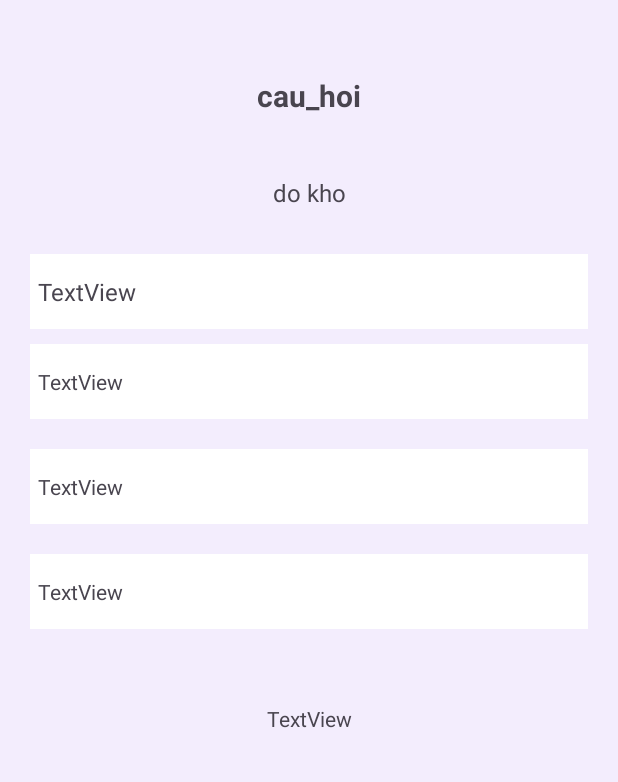
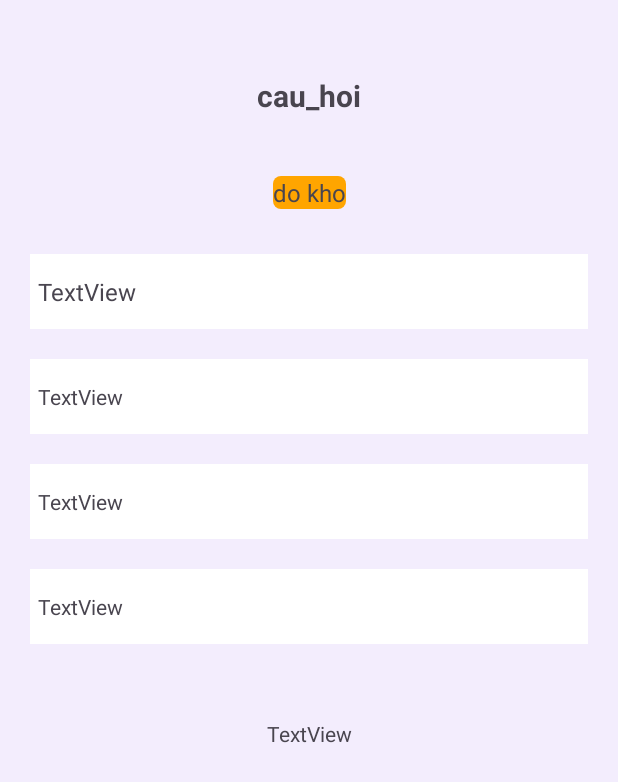
Before and after one commit to tiendung21111/Android_QuizApp, an Android app: the layout activity_main6.xml on its own in the app's theme, with its tools: preview values and no code run, on a phone screen of 412 x 824 dp. Shown: the top 782 px of the screen. Run offline under Robolectric (Android 15) with nearby library versions, the phone set to English and light mode, and no system bars.

```diff
--- a/app/src/main/java/com/example/sharedpreferences/MainActivity4.java
+++ b/app/src/main/java/com/example/sharedpreferences/MainActivity4.java
@@ -37,7 +37,7 @@ public class MainActivity4 extends AppCompatActivity {
         share.setOnClickListener(v -> {
             Intent sendIntent = new Intent();
             sendIntent.setAction(Intent.ACTION_SEND);
-            sendIntent.putExtra(Intent.EXTRA_TEXT, "Tôi đã đạt được " + String.valueOf(rightAs)+ " điểm trong ứng dụng Q&A");
+            sendIntent.putExtra(Intent.EXTRA_TEXT, "Tôi đã đạt được " + String.valueOf(rightAs)+ " điểm trong ứng dụng GoQuiz");
             sendIntent.setType("text/plain");
             if (sendIntent.resolveActivity(getPackageManager()) != null) {
                 startActivity(sendIntent);
--- a/app/src/main/java/com/example/sharedpreferences/MainActivity6.java
+++ b/app/src/main/java/com/example/sharedpreferences/MainActivity6.java
@@ -29,7 +29,7 @@ public class MainActivity6 extends AppCompatActivity {
         dap_an_b.setText(intent.getStringExtra("dapanB"));
         dap_an_c.setText(intent.getStringExtra("dapanC"));
         dap_an_d.setText(intent.getStringExtra("dapanD"));
-        dap_an_dung.setText(intent.getStringExtra("dapandung"));
+        dap_an_dung.setText("Đáp án đúng: "+intent.getStringExtra("dapandung"));
 
 
     }
--- /dev/null
+++ b/app/src/main/res/drawable/background_pattern.xml
@@ -0,0 +1,6 @@
+<?xml version="1.0" encoding="utf-8"?>
+<shape xmlns:android="http://schemas.android.com/apk/res/android">
+    <solid android:color="#FFA500" />
+
+    <corners android:radius="5dp" />
+</shape>
--- a/app/src/main/res/layout/activity_main6.xml
+++ b/app/src/main/res/layout/activity_main6.xml
@@ -4,12 +4,12 @@
     xmlns:tools="http://schemas.android.com/tools"
     android:layout_width="match_parent"
     android:layout_height="match_parent"
-    tools:context=".MainActivity6"
-    android:background="#F3EDFD">
+    android:background="#F3EDFD"
+    tools:context=".MainActivity6">
 
     <TextView
         android:id="@+id/cau_hoi"
-        android:layout_width="wrap_content"
+        android:layout_width="0dp"
         android:layout_height="wrap_content"
         android:layout_marginStart="10dp"
         android:layout_marginTop="50dp"
@@ -19,13 +19,15 @@
         android:textStyle="bold"
         app:layout_constraintEnd_toEndOf="parent"
         app:layout_constraintStart_toStartOf="parent"
-        app:layout_constraintTop_toTopOf="parent" />
+        app:layout_constraintTop_toTopOf="parent"
+        android:gravity="center"/>
 
     <TextView
         android:id="@+id/do_kho"
         android:layout_width="wrap_content"
         android:layout_height="wrap_content"
         android:layout_marginTop="40dp"
+        android:background="@drawable/background_pattern"
         android:text="do kho"
         android:textSize="16sp"
         app:layout_constraintEnd_toEndOf="parent"
@@ -50,28 +52,28 @@
         android:layout_marginTop="30dp"
         android:layout_marginEnd="20dp"
         android:background="@color/white"
+        android:gravity="center_vertical|start"
+        android:paddingStart="5dp"
         android:text="TextView"
         android:textSize="16sp"
         app:layout_constraintEnd_toEndOf="parent"
         app:layout_constraintStart_toStartOf="parent"
-        app:layout_constraintTop_toBottomOf="@+id/do_kho"
-        android:paddingStart="5dp"
-        android:gravity="center_vertical|start"/>
+        app:layout_constraintTop_toBottomOf="@+id/do_kho" />
 
     <TextView
         android:id="@+id/dap_an_b"
         android:layout_width="match_parent"
         android:layout_height="50dp"
         android:layout_marginStart="20dp"
-        android:layout_marginTop="10dp"
+        android:layout_marginTop="20dp"
         android:layout_marginEnd="20dp"
         android:background="@color/white"
+        android:gravity="center_vertical|start"
+        android:paddingStart="5dp"
         android:text="TextView"
         app:layout_constraintEnd_toEndOf="parent"
         app:layout_constraintStart_toStartOf="parent"
-        app:layout_constraintTop_toBottomOf="@+id/dap_an_a"
-        android:paddingStart="5dp"
-        android:gravity="center_vertical|start"/>
+        app:layout_constraintTop_toBottomOf="@+id/dap_an_a" />
 
     <TextView
         android:id="@+id/dap_an_c"
@@ -81,12 +83,12 @@
         android:layout_marginTop="20dp"
         android:layout_marginEnd="20dp"
         android:background="@color/white"
+        android:gravity="center_vertical|start"
+        android:paddingStart="5dp"
         android:text="TextView"
         app:layout_constraintEnd_toEndOf="parent"
         app:layout_constraintStart_toStartOf="parent"
-        app:layout_constraintTop_toBottomOf="@+id/dap_an_b"
-        android:gravity="center_vertical|start"
-        android:paddingStart="5dp"/>
+        app:layout_constraintTop_toBottomOf="@+id/dap_an_b" />
 
     <TextView
         android:id="@+id/dap_an_d"
@@ -96,10 +98,10 @@
         android:layout_marginTop="20dp"
         android:layout_marginEnd="20dp"
         android:background="@color/white"
+        android:gravity="center_vertical|start"
+        android:paddingStart="5dp"
         android:text="TextView"
         app:layout_constraintEnd_toEndOf="parent"
         app:layout_constraintStart_toStartOf="parent"
-        app:layout_constraintTop_toBottomOf="@+id/dap_an_c"
-        android:gravity="center_vertical|start"
-        android:paddingStart="5dp" />
+        app:layout_constraintTop_toBottomOf="@+id/dap_an_c" />
 </androidx.constraintlayout.widget.ConstraintLayout>
```
